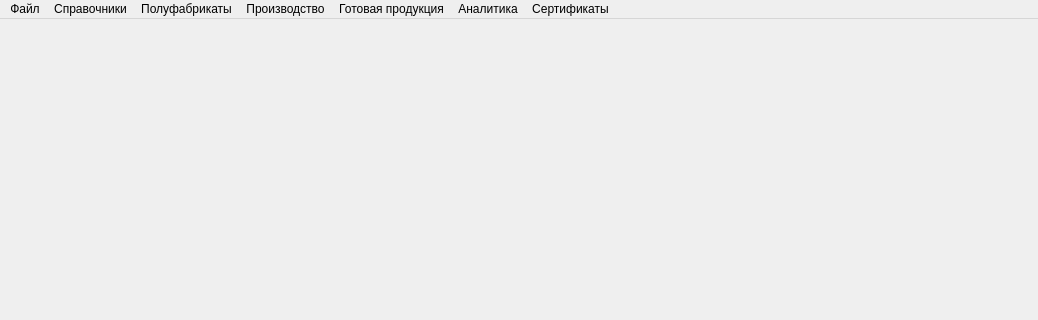
First picture: the form in mainwindow.ui, repository Sergeyego/wire_pr, before the edit; both pictures show x 0 to 1038 and y 0 to 320 of the 1038 by 725 pixel window.
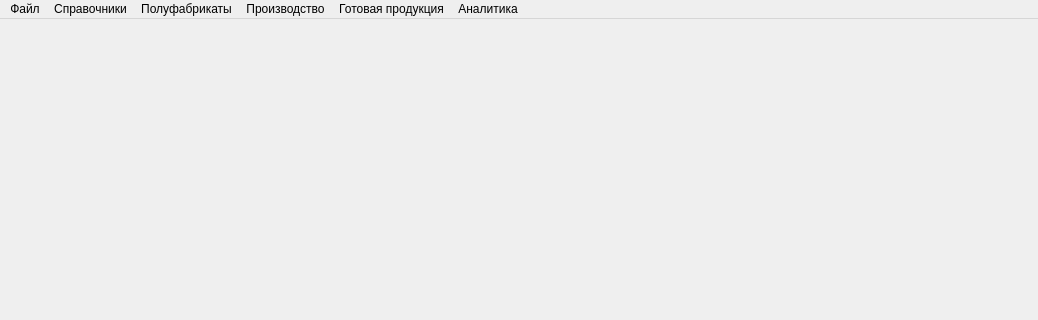
Second picture: the form after the edit. Icons and pictures are not drawn.

What changed in the file:
```diff
--- a/mainwindow.ui
+++ b/mainwindow.ui
@@ -36,7 +36,7 @@
      <x>0</x>
      <y>0</y>
      <width>1038</width>
-     <height>25</height>
+     <height>22</height>
     </rect>
    </property>
    <widget class="QMenu" name="menu">
@@ -84,13 +84,6 @@
     <addaction name="actionCubePodt"/>
     <addaction name="actionCubePodtOut"/>
    </widget>
-   <widget class="QMenu" name="menu_6">
-    <property name="title">
-     <string>Сертификаты</string>
-    </property>
-    <addaction name="actionShip"/>
-    <addaction name="actionCod"/>
-   </widget>
    <widget class="QMenu" name="menu_8">
     <property name="title">
      <string>Полуфабрикаты</string>
@@ -108,7 +101,6 @@
    <addaction name="menu_3"/>
    <addaction name="menu_4"/>
    <addaction name="menu_5"/>
-   <addaction name="menu_6"/>
   </widget>
   <action name="actionEdtWire">
    <property name="text">
```
